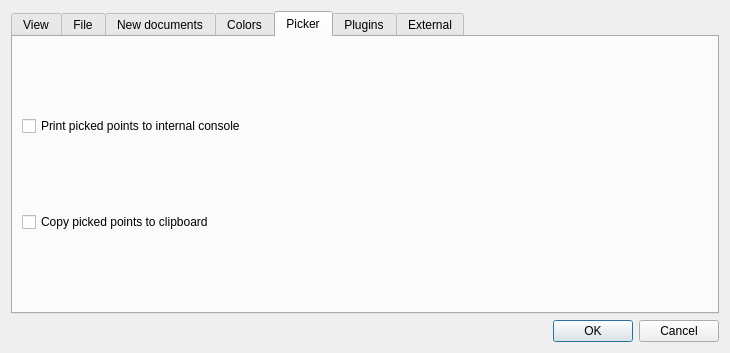
Above: ui/preferences.ui from veusz/veusz before the change. Below: the same form after it.
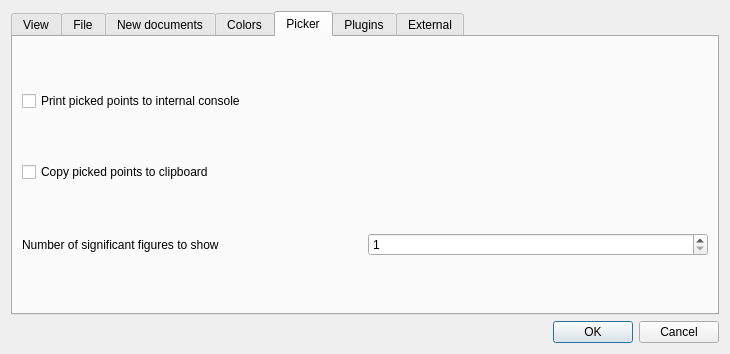
That is the form after the change. The open tabs and pages were chosen to show the change.

Commit message:
Add preference for number of significant digits for picker.
Fix for bug #447

Patch:
```diff
--- a/ui/preferences.ui
+++ b/ui/preferences.ui
@@ -7,7 +7,7 @@
     <x>0</x>
     <y>0</y>
     <width>730</width>
-    <height>353</height>
+    <height>354</height>
    </rect>
   </property>
   <property name="windowTitle">
@@ -378,6 +378,27 @@
          </property>
         </widget>
        </item>
+       <item>
+        <layout class="QHBoxLayout" name="horizontalLayout">
+         <item>
+          <widget class="QLabel" name="label_12">
+           <property name="text">
+            <string>Number of significant figures to show</string>
+           </property>
+          </widget>
+         </item>
+         <item>
+          <widget class="QSpinBox" name="pickerSigFigs">
+           <property name="minimum">
+            <number>1</number>
+           </property>
+           <property name="maximum">
+            <number>20</number>
+           </property>
+          </widget>
+         </item>
+        </layout>
+       </item>
       </layout>
      </widget>
      <widget class="QWidget" name="pluginTab">
```
Left out of the diff: 2 changed lines with no effect on the pictures. The commit also changes 3 other files.
